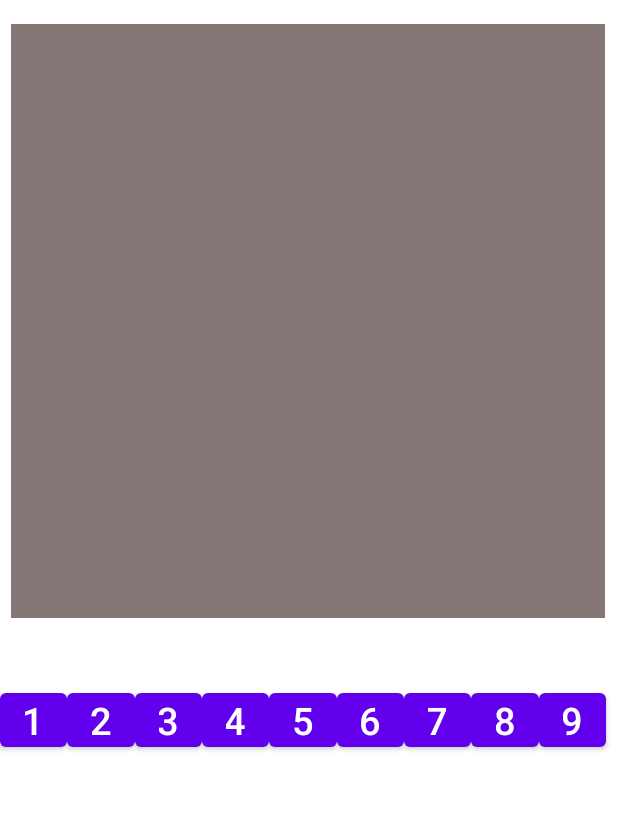
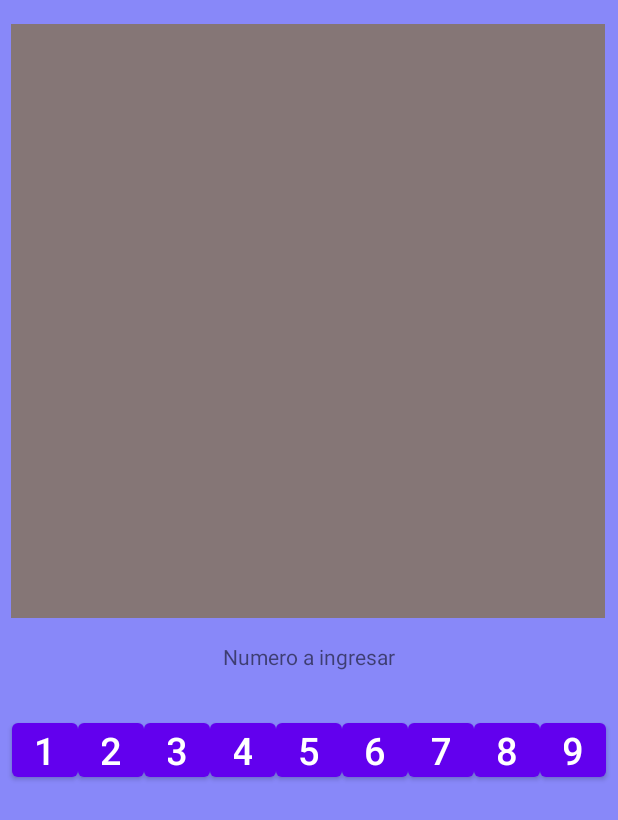
Before and after one commit to spardo83/sudoku-android, an Android app: the SudokuActivity screen opened directly, with no data from a screen before it, on a phone screen of 412 x 824 dp. Shown: the top 820 px of the screen. Run offline under Robolectric (Android 15) with nearby library versions, the phone set to English and light mode, and no system bars.

Commit message:
cambios actualizados

```diff
--- a/app/src/main/res/layout/activity_sudoku.xml
+++ b/app/src/main/res/layout/activity_sudoku.xml
@@ -4,6 +4,7 @@
     xmlns:tools="http://schemas.android.com/tools"
     android:layout_width="match_parent"
     android:layout_height="match_parent"
+    android:background="@color/background2"
     tools:context=".SudokuActivity">
 
     <View
@@ -19,13 +20,23 @@
         app:layout_constraintStart_toStartOf="parent"
         app:layout_constraintTop_toTopOf="parent" />
 
+    <TextView
+        android:id="@+id/textoIngreso"
+        android:layout_width="wrap_content"
+        android:layout_height="wrap_content"
+        android:layout_marginTop="16dp"
+        android:text="@string/textoIngresarNumero"
+        app:layout_constraintEnd_toEndOf="parent"
+        app:layout_constraintStart_toStartOf="parent"
+        app:layout_constraintTop_toBottomOf="@+id/view" />
+
     <Button
         android:id="@+id/button6"
         android:layout_width="0dp"
         android:layout_height="48dp"
+        android:paddingVertical="0dp"
         android:text="@string/Button6"
-        android:paddingVertical="0dp"
-        android:textSize="25dp"
+        android:textSize="25sp"
         app:layout_constraintEnd_toStartOf="@+id/button7"
         app:layout_constraintHorizontal_bias="0.5"
         app:layout_constraintStart_toEndOf="@+id/button5"
@@ -35,9 +46,9 @@
         android:id="@+id/button4"
         android:layout_width="0dp"
         android:layout_height="48dp"
+        android:paddingVertical="0dp"
         android:text="@string/Button4"
-        android:paddingVertical="0dp"
-        android:textSize="25dp"
+        android:textSize="25sp"
         app:layout_constraintEnd_toStartOf="@+id/button5"
         app:layout_constraintHorizontal_bias="0.5"
         app:layout_constraintStart_toEndOf="@+id/button3"
@@ -47,9 +58,9 @@
         android:id="@+id/button2"
         android:layout_width="0dp"
         android:layout_height="48dp"
+        android:paddingVertical="0dp"
         android:text="@string/Button2"
-        android:paddingVertical="0dp"
-        android:textSize="25dp"
+        android:textSize="25sp"
         app:layout_constraintEnd_toStartOf="@+id/button3"
         app:layout_constraintHorizontal_bias="0.5"
         app:layout_constraintStart_toEndOf="@+id/button1"
@@ -59,10 +70,11 @@
         android:id="@+id/button1"
         android:layout_width="0dp"
         android:layout_height="48dp"
-        android:layout_marginTop="456dp"
+        android:layout_marginStart="8dp"
+        android:layout_marginTop="476dp"
+        android:paddingVertical="0dp"
         android:text="@string/Button1"
-        android:paddingVertical="0dp"
-        android:textSize="25dp"
+        android:textSize="25sp"
         app:layout_constraintEnd_toStartOf="@+id/button2"
         app:layout_constraintHorizontal_bias="0.5"
         app:layout_constraintStart_toStartOf="parent"
@@ -73,9 +85,9 @@
         android:layout_width="0dp"
         android:layout_height="48dp"
         android:layout_marginEnd="8dp"
+        android:paddingVertical="0dp"
         android:text="@string/Button9"
-        android:paddingVertical="0dp"
-        android:textSize="25dp"
+        android:textSize="25sp"
         app:layout_constraintEnd_toEndOf="parent"
         app:layout_constraintHorizontal_bias="0.5"
         app:layout_constraintStart_toEndOf="@+id/button8"
@@ -85,9 +97,9 @@
         android:id="@+id/button5"
         android:layout_width="0dp"
         android:layout_height="48dp"
+        android:paddingVertical="0dp"
         android:text="@string/Button5"
-        android:paddingVertical="0dp"
-        android:textSize="25dp"
+        android:textSize="25sp"
         app:layout_constraintEnd_toStartOf="@+id/button6"
         app:layout_constraintHorizontal_bias="0.5"
         app:layout_constraintStart_toEndOf="@+id/button4"
@@ -97,9 +109,9 @@
         android:id="@+id/button8"
         android:layout_width="0dp"
         android:layout_height="48dp"
+        android:paddingVertical="0dp"
         android:text="@string/Button8"
-        android:paddingVertical="0dp"
-        android:textSize="25dp"
+        android:textSize="25sp"
         app:layout_constraintEnd_toStartOf="@+id/button9"
         app:layout_constraintHorizontal_bias="0.5"
         app:layout_constraintStart_toEndOf="@+id/button7"
@@ -109,9 +121,9 @@
         android:id="@+id/button3"
         android:layout_width="0dp"
         android:layout_height="48dp"
+        android:paddingVertical="0dp"
         android:text="@string/Button3"
-        android:paddingVertical="0dp"
-        android:textSize="25dp"
+        android:textSize="25sp"
         app:layout_constraintEnd_toStartOf="@+id/button4"
         app:layout_constraintHorizontal_bias="0.5"
         app:layout_constraintStart_toEndOf="@+id/button2"
@@ -121,9 +133,9 @@
         android:id="@+id/button7"
         android:layout_width="0dp"
         android:layout_height="48dp"
+        android:paddingVertical="0dp"
         android:text="@string/Button7"
-        android:paddingVertical="0dp"
-        android:textSize="25dp"
+        android:textSize="25sp"
         app:layout_constraintEnd_toStartOf="@+id/button8"
         app:layout_constraintHorizontal_bias="0.5"
         app:layout_constraintStart_toEndOf="@+id/button6"
--- a/app/src/main/res/values/colors.xml
+++ b/app/src/main/res/values/colors.xml
@@ -9,4 +9,5 @@
     <color name="white">#FFFFFFFF</color>
 
     <color name="background">#1E1D97</color>
+    <color name="background2">#8888F9</color>
 </resources>
--- a/app/src/main/res/values/strings.xml
+++ b/app/src/main/res/values/strings.xml
@@ -9,4 +9,5 @@
     <string name="Button7">7</string>
     <string name="Button8">8</string>
     <string name="Button9">9</string>
+    <string name="textoIngresarNumero">Numero a ingresar</string>
 </resources>
```
